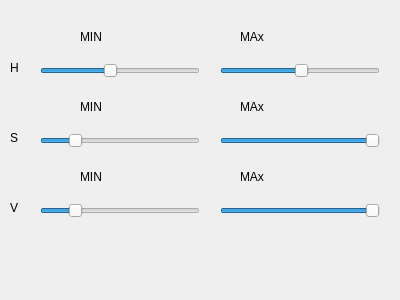
This is DialogColorGlobal.ui in loucif/HandPainting as Qt 5 draws it before an edit. The edited form follows.
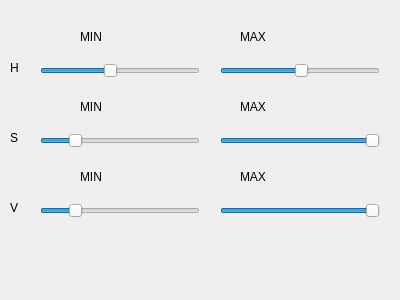
This is the edited form.

```diff
--- a/DialogColorGlobal.ui
+++ b/DialogColorGlobal.ui
@@ -61,7 +61,7 @@
     </rect>
    </property>
    <property name="text">
-    <string>MAx</string>
+    <string>MAX</string>
    </property>
   </widget>
   <widget class="QLabel" name="label_7">
@@ -74,7 +74,7 @@
     </rect>
    </property>
    <property name="text">
-    <string>MAx</string>
+    <string>MAX</string>
    </property>
   </widget>
   <widget class="QLabel" name="label">
@@ -241,7 +241,7 @@
     </rect>
    </property>
    <property name="text">
-    <string>MAx</string>
+    <string>MAX</string>
    </property>
   </widget>
  </widget>
```
